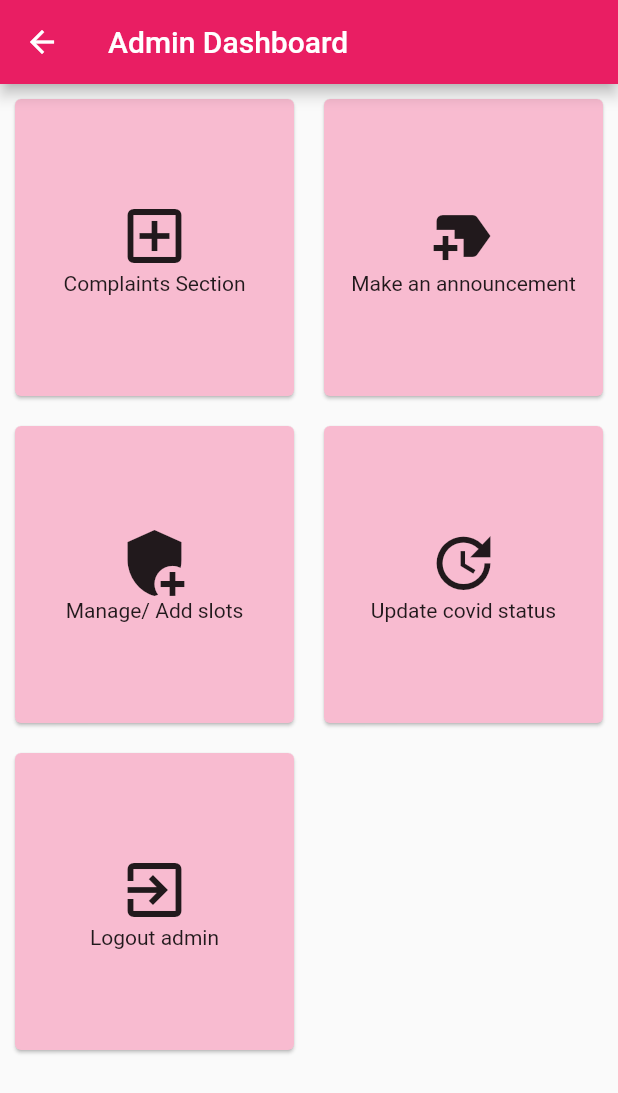
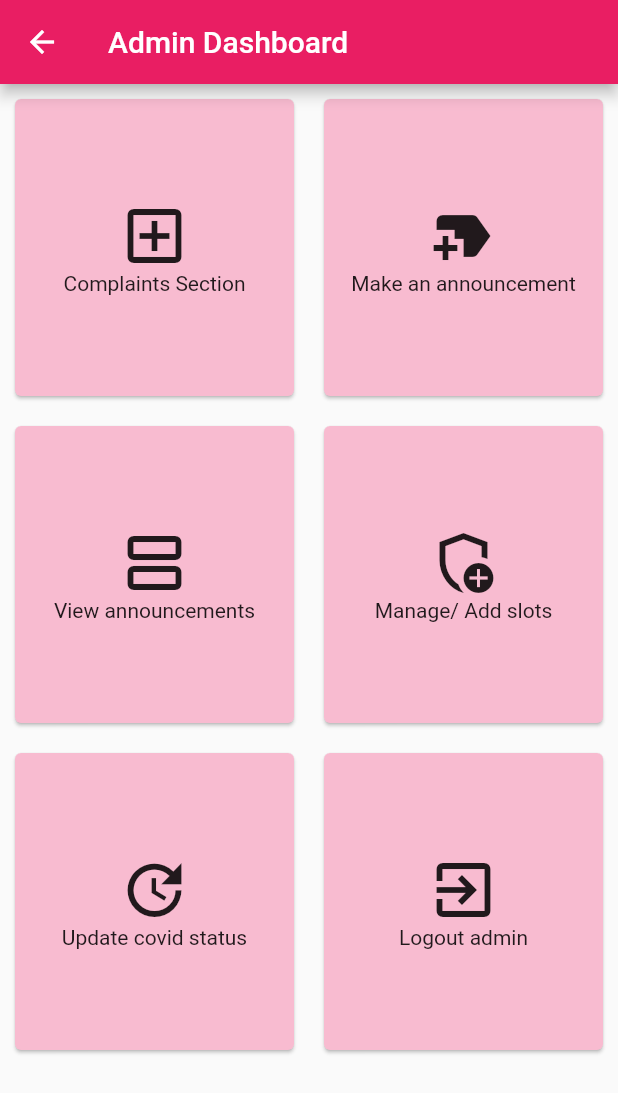
Before and after one commit to Kunalpal215/RIC-Covid-Hackathon, a Flutter app: the AdminHome screen opened by its route, on a phone screen of 412 x 824 dp. Shown: the top 1093 px of the screen. Run offline on Flutter 3.47's test engine with Material 2 defaults, Android fonts, the phone set to English and light mode, and no system bars; our stand-ins replace carousel_slider, cloud_firestore, cool_alert, date_field, firebase_auth, firebase_core and 6 more; accounts and stored records are empty.

```diff
--- a/lib/screens/home/admin/adminhome.dart
+++ b/lib/screens/home/admin/adminhome.dart
@@ -1,5 +1,6 @@
 import 'package:cool_alert/cool_alert.dart';
 import 'package:covid_app/screens/home/admin/announcement.dart';
+import 'package:covid_app/screens/home/admin/announcementlist.dart';
 import 'package:covid_app/screens/home/admin/complaints/complaint_list.dart';
 import 'package:covid_app/screens/home/admin/covid_status/covidstatusupdate.dart';
 import 'package:covid_app/screens/home/admin/slotmanagescreen.dart';
@@ -19,7 +20,7 @@ class _AdminHomeState extends State<AdminHome> {
   @override
   Widget build(BuildContext context) {
     return Scaffold(
-      appBar: AppBar(title:Text('Admin Dashboard')),
+      appBar: AppBar(title: Text('Admin Dashboard')),
       body: SingleChildScrollView(
         child: Wrap(
           children: <Widget>[
@@ -30,77 +31,125 @@ class _AdminHomeState extends State<AdminHome> {
               },
               child: Container(
                 width: MediaQuery.of(context).size.width / 2 - 12,
-                height:MediaQuery.of(context).size.width/2,
+                height: MediaQuery.of(context).size.width / 2,
                 margin: EdgeInsets.all(6.0),
-                child: Card(color:Colors.pink[100],
+                child: Card(
+                  color: Colors.pink[100],
                   child: Column(
                       mainAxisAlignment: MainAxisAlignment.center,
                       crossAxisAlignment: CrossAxisAlignment.center,
                       children: const [
-                        Icon(Icons.add_box_outlined,size:48.0),
-                        Text('Complaints Section',textAlign: TextAlign.center,)
+                        Icon(Icons.add_box_outlined, size: 48.0),
+                        Text(
+                          'Complaints Section',
+                          textAlign: TextAlign.center,
+                        )
                       ]),
                 ),
               ),
             ),
             GestureDetector(
-              onTap: (){
+              onTap: () {
                 Navigator.of(context).push(MaterialPageRoute(
                     builder: (context) => AnnouncementMakeScreen()));
               },
               child: Container(
-
                 width: MediaQuery.of(context).size.width / 2 - 12,
-                height:MediaQuery.of(context).size.width/2,
+                height: MediaQuery.of(context).size.width / 2,
                 margin: EdgeInsets.all(6.0),
                 child: Card(
-                  color:Colors.pink[100],
+                  color: Colors.pink[100],
                   child: Column(
                       mainAxisAlignment: MainAxisAlignment.center,
                       crossAxisAlignment: CrossAxisAlignment.center,
                       children: const [
-                        Icon(Icons.new_label,size: 48.0,),
-                        Text('Make an announcement',textAlign: TextAlign.center,)
+                        Icon(
+                          Icons.new_label,
+                          size: 48.0,
+                        ),
+                        Text(
+                          'Make an announcement',
+                          textAlign: TextAlign.center,
+                        )
                       ]),
                 ),
               ),
             ),
             GestureDetector(
-              onTap: (){
+              onTap: () {
+                Navigator.of(context).push(MaterialPageRoute(
+                    builder: (context) => AnnouncementList()));
+              },
+              child: Container(
+                width: MediaQuery.of(context).size.width / 2 - 12,
+                height: MediaQuery.of(context).size.width / 2,
+                margin: EdgeInsets.all(6.0),
+                child: Card(
+                  color: Colors.pink[100],
+                  child: Column(
+                    mainAxisAlignment: MainAxisAlignment.center,
+                    crossAxisAlignment: CrossAxisAlignment.center,
+                    children: const [
+                      Icon(
+                        Icons.view_agenda_outlined,
+                        size: 48.0,
+                      ),
+                      Text(
+                        'View announcements',
+                        textAlign: TextAlign.center,
+                      )
+                    ],
+                  ),
+                ),
+              ),
+            ),
+            GestureDetector(
+              onTap: () {
                 Navigator.of(context).push(MaterialPageRoute(
                     builder: (context) => SlotManageScreen()));
               },
               child: Container(
                 width: MediaQuery.of(context).size.width / 2 - 12,
-                height:MediaQuery.of(context).size.width/2,
+                height: MediaQuery.of(context).size.width / 2,
                 margin: EdgeInsets.all(6.0),
-                child: Card(color:Colors.pink[100],
+                child: Card(
+                  color: Colors.pink[100],
                   child: Column(
                       mainAxisAlignment: MainAxisAlignment.center,
                       crossAxisAlignment: CrossAxisAlignment.center,
                       children: const [
-                        Icon(Icons.add_moderator,size: 48.0,),
-                        Text('Manage/ Add slots',textAlign: TextAlign.center,)
+                        Icon(
+                          Icons.add_moderator_outlined,
+                          size: 48.0,
+                        ),
+                        Text(
+                          'Manage/ Add slots',
+                          textAlign: TextAlign.center,
+                        )
                       ]),
                 ),
               ),
             ),
             GestureDetector(
-              onTap: (){
+              onTap: () {
                 Navigator.of(context).push(MaterialPageRoute(
                     builder: (context) => CovidStatusAdmin()));
               },
               child: Container(
                 width: MediaQuery.of(context).size.width / 2 - 12,
-                height:MediaQuery.of(context).size.width/2,
+                height: MediaQuery.of(context).size.width / 2,
                 margin: EdgeInsets.all(6.0),
-                child: Card(color:Colors.pink[100],
+                child: Card(
+                  color: Colors.pink[100],
                   child: Column(
                       mainAxisAlignment: MainAxisAlignment.center,
                       crossAxisAlignment: CrossAxisAlignment.center,
                       children: const [
-                        Icon(Icons.update,size:48.0),
-                        Text('Update covid status',textAlign: TextAlign.center,)
+                        Icon(Icons.update, size: 48.0),
+                        Text(
+                          'Update covid status',
+                          textAlign: TextAlign.center,
+                        )
                       ]),
                 ),
               ),
@@ -117,28 +166,29 @@ class _AdminHomeState extends State<AdminHome> {
                     onConfirmBtnTap: () async {
                       await logoutUser();
                       Navigator.pop(context);
-                      Navigator.pushReplacementNamed(
-                          context, WelcomeScreen.id);
+                      Navigator.pushReplacementNamed(context, WelcomeScreen.id);
                     },
                     confirmBtnColor: Colors.pink[600]!,
-                    backgroundColor: Colors.pink[100]!
-                );
+                    backgroundColor: Colors.pink[100]!);
               },
               child: Container(
                 width: MediaQuery.of(context).size.width / 2 - 12,
-                height:MediaQuery.of(context).size.width/2,
+                height: MediaQuery.of(context).size.width / 2,
                 margin: EdgeInsets.all(6.0),
-                child: Card(color:Colors.pink[100],
+                child: Card(
+                  color: Colors.pink[100],
                   child: Column(
                       mainAxisAlignment: MainAxisAlignment.center,
                       crossAxisAlignment: CrossAxisAlignment.center,
                       children: const [
-                        Icon(Icons.exit_to_app,size:48.0),
-                        Text('Logout admin',textAlign: TextAlign.center,)
+                        Icon(Icons.exit_to_app, size: 48.0),
+                        Text(
+                          'Logout admin',
+                          textAlign: TextAlign.center,
+                        )
                       ]),
                 ),
               ),
-
             ),
           ],
         ),
```
Also changed, not shown: lib/screens/home/admin/announcementlist.dart (added, +100 -0 lines).
